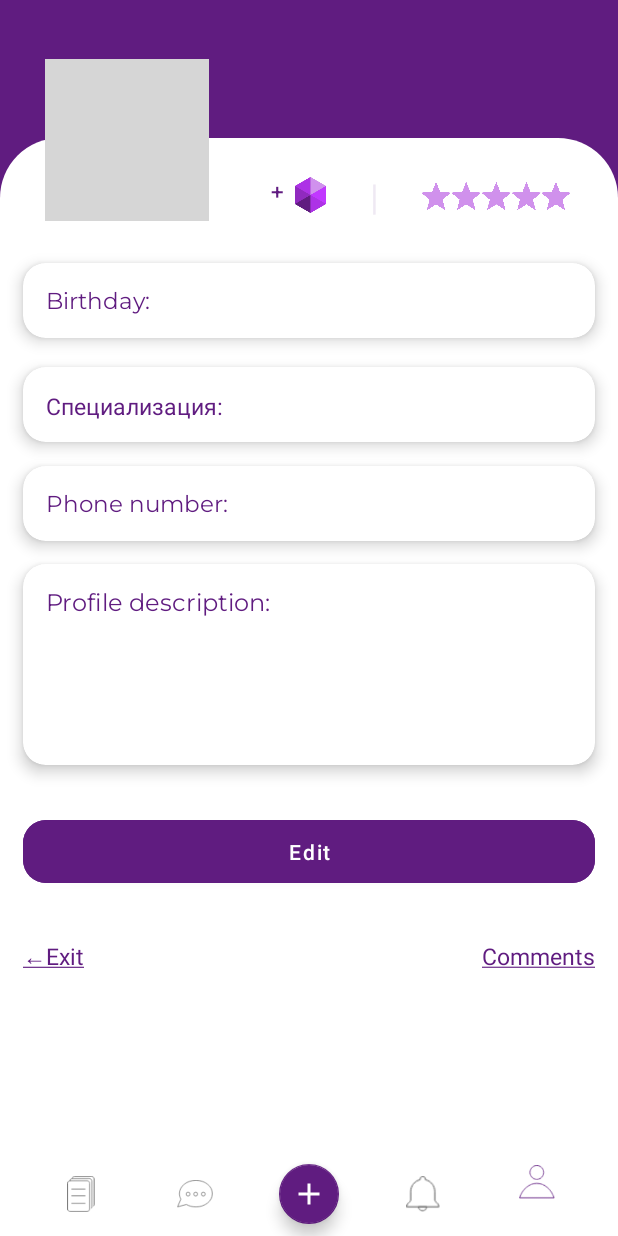
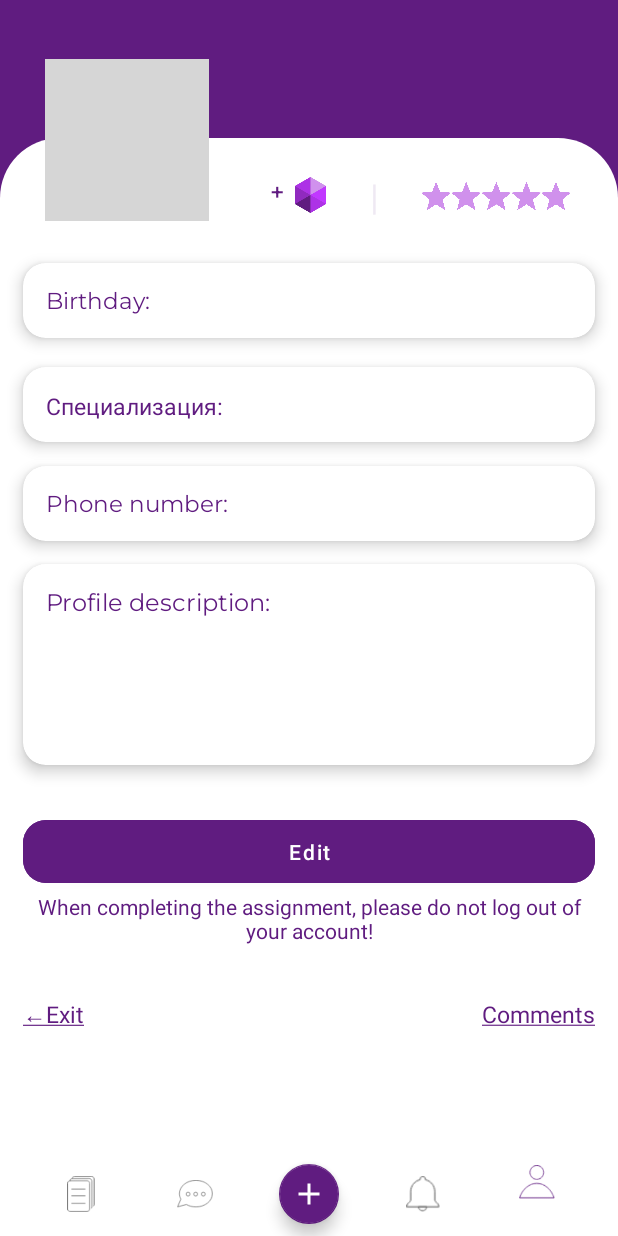
Before and after one commit to frishart500/StudyTogetherProject, an Android app: the screen it shows after launch once a user with an empty profile is signed in (MainActivity), item 5 of the bottom bar chosen, on a phone screen of 412 x 824 dp. Run offline under Robolectric (Android 15) with nearby library versions, the phone set to English and light mode, and no system bars; our stand-ins replace AdMob, CircleImageView, Firebase (no records; nobody signed in at launch, a user with empty details on screens opened directly), navigation-ui; pictures from the network do not load; 4 statements that could not run were skipped; grey boxes are pictures that could not be loaded.

Commit message:
last before alpha

```diff
--- a/app/src/main/java/com/example/studytogetherproject/MainClasses/LoginFragment.java
+++ b/app/src/main/java/com/example/studytogetherproject/MainClasses/LoginFragment.java
@@ -126,7 +126,7 @@ public class LoginFragment extends Fragment {
             @Override
             public void onClick(View v) {
                 //вход по нажатию
-                Snackbar snackbar = Snackbar.make(v, "Вход...", Snackbar.LENGTH_LONG);
+                Snackbar snackbar = Snackbar.make(v, getResources().getString(R.string.loading), Snackbar.LENGTH_LONG);
                 snackbar.setBackgroundTint(0XFFffffff);
                 snackbar.setTextColor(0XFF601C80);
                 snackbar.show();
--- a/app/src/main/java/com/example/studytogetherproject/MainClasses/RegisterFragment.java
+++ b/app/src/main/java/com/example/studytogetherproject/MainClasses/RegisterFragment.java
@@ -154,7 +154,7 @@ public class RegisterFragment extends Fragment {
         reg1.setOnClickListener(new View.OnClickListener() {
             @Override
             public void onClick(View v) {
-                Snackbar snackbar = Snackbar.make(v, "Регистрация...", Snackbar.LENGTH_LONG);
+                Snackbar snackbar = Snackbar.make(v, getResources().getString(R.string.registration_load), Snackbar.LENGTH_LONG);
                 snackbar.setBackgroundTint(0XFFffffff);
                 snackbar.setTextColor(0XFF601C80);
                 snackbar.show();
@@ -197,14 +197,14 @@ public class RegisterFragment extends Fragment {
     }
 
     private void registration(String emailS, String passwordS, View v) {
-        if (!emailS.isEmpty() && !data.getText().toString().isEmpty() && !passwordS.isEmpty() && passwordS.length() >= 6 && !name.getText().toString().isEmpty() && !describtion.getText().toString().isEmpty() && !subject.getText().toString().equals("Твоя специализация") && !phone.getText().toString().isEmpty()) {
+        if (!emailS.isEmpty() && !data.getText().toString().isEmpty() && !passwordS.isEmpty() && passwordS.length() >= 6 && !name.getText().toString().isEmpty() && !describtion.getText().toString().isEmpty() && !subject.getText().toString().equals(getResources().getString(R.string.subject)) && !phone.getText().toString().isEmpty()) {
             Intent intent = new Intent(getContext(), ChooseGenderActivity.class);
             intent.putExtra("email", email.getText().toString());
             intent.putExtra("password", passwordS);
             putIntent(intent);
             startActivity(intent);
         }else {
-            Snackbar snackbar = Snackbar.make(v, "Регистрация провалена! Вы долны ввести всю информацию.", Snackbar.LENGTH_LONG);
+            Snackbar snackbar = Snackbar.make(v, getResources().getString(R.string.registr_not), Snackbar.LENGTH_LONG);
             snackbar.setBackgroundTint(0XFF601C80);
             snackbar.setTextColor(0XFFffffff);
             snackbar.show();
--- a/app/src/main/java/com/example/studytogetherproject/ui/dashboard/Adapter.java
+++ b/app/src/main/java/com/example/studytogetherproject/ui/dashboard/Adapter.java
@@ -224,7 +224,7 @@ public class Adapter extends RecyclerView.Adapter<Adapter.ViewHolder> {
                 public void onClick(View v) {
                     apiService = Client.getClient("https://fcm.googleapis.com/").create(APIService.class);
                     goToChat();
-                    Snackbar snackbar = Snackbar.make(v, "Ваша заявка была отправлена!", Snackbar.LENGTH_SHORT);
+                    Snackbar snackbar = Snackbar.make(v, ((Activity) context).getResources().getString(R.string.task_sent), Snackbar.LENGTH_SHORT);
                     snackbar.setBackgroundTint(0XFFffffff);
                     snackbar.setTextColor(0XFF601C80);
                     snackbar.show();
@@ -243,7 +243,7 @@ public class Adapter extends RecyclerView.Adapter<Adapter.ViewHolder> {
                 public void onResponse(Call<MyResponse> call, Response<MyResponse> response) {
                     if (response.code() == 200) {
                         if (response.body().success != 1) {
-                            Toast.makeText(context, "NOOOOOOOOOOOOOO", Toast.LENGTH_SHORT).show();
+                           // Toast.makeText(context, "NOOOOOOOOOOOOOO", Toast.LENGTH_SHORT).show();
                         }
                     }
                 }
--- a/app/src/main/java/com/example/studytogetherproject/ui/dashboard/AdapterForMyTasks.java
+++ b/app/src/main/java/com/example/studytogetherproject/ui/dashboard/AdapterForMyTasks.java
@@ -1,5 +1,6 @@
 package com.example.studytogetherproject.ui.dashboard;
 
+import android.app.Activity;
 import android.content.Context;
 import android.content.Intent;
 import android.os.Build;
@@ -197,7 +198,7 @@ public class AdapterForMyTasks extends RecyclerView.Adapter<AdapterForMyTasks.Vi
                     notifyItemRemoved(getAdapterPosition());
                     notifyItemRangeChanged(getAdapterPosition(), arrayList.size());
 
-                    Snackbar snackbar = Snackbar.make(v, "Вы удалили задание! Баллы, которые вы заплатили за задание были вам возвращены.", Snackbar.LENGTH_SHORT);
+                    Snackbar snackbar = Snackbar.make(v, ((Activity)context).getResources().getString(R.string.delete_task), Snackbar.LENGTH_SHORT);
                     snackbar.setBackgroundTint(0XFFffffff);
                     snackbar.setTextColor(0XFF601C80);
                     snackbar.show();
--- a/app/src/main/java/com/example/studytogetherproject/ui/home/ChangesActivity.java
+++ b/app/src/main/java/com/example/studytogetherproject/ui/home/ChangesActivity.java
@@ -98,7 +98,7 @@ public class ChangesActivity extends AppCompatActivity {
         change.setOnClickListener(new View.OnClickListener() {
             @Override
             public void onClick(View v) {
-                Snackbar snackbar = Snackbar.make(v, "Профиль корректно изменен!", Snackbar.LENGTH_LONG);
+                Snackbar snackbar = Snackbar.make(v, getResources().getString(R.string.saving), Snackbar.LENGTH_LONG);
                 snackbar.setBackgroundTint(0XFFffffff);
                 snackbar.setTextColor(0XFF601C80);
                 snackbar.show();
--- a/app/src/main/res/layout-large/activity_chat.xml
+++ b/app/src/main/res/layout-large/activity_chat.xml
@@ -54,7 +54,7 @@
                 android:maxLines="1"
                 android:scrollHorizontally="true"
                 android:singleLine="true"
-                android:text="Nameasdfasdfasdf, "
+                android:text="Task, "
                 android:textColor="@color/main"
                 android:textSize="20sp"
                 android:textStyle="bold"
--- a/app/src/main/res/layout-large/fragment_home.xml
+++ b/app/src/main/res/layout-large/fragment_home.xml
@@ -359,6 +359,23 @@
             app:layout_constraintVertical_bias="0.113" />
 
         <TextView
+            android:id="@+id/textView13"
+            android:layout_width="match_parent"
+            android:layout_height="wrap_content"
+            android:gravity="center"
+            android:text="@string/profile_promise"
+            android:textColor="#601C80"
+            android:textSize="16sp"
+            android:layout_marginRight="15dp"
+            android:layout_marginLeft="15dp"
+            app:layout_constraintBottom_toBottomOf="parent"
+            app:layout_constraintEnd_toEndOf="@+id/changeBtn"
+            app:layout_constraintHorizontal_bias="0.477"
+            app:layout_constraintStart_toStartOf="@+id/changeBtn"
+            app:layout_constraintTop_toBottomOf="@+id/changeBtn"
+            app:layout_constraintVertical_bias="0.0" />
+
+        <TextView
             android:id="@+id/exit"
             android:layout_width="wrap_content"
             android:layout_height="wrap_content"
@@ -369,7 +386,7 @@
             app:layout_constraintEnd_toEndOf="parent"
             app:layout_constraintHorizontal_bias="0.0"
             app:layout_constraintStart_toStartOf="@+id/changeBtn"
-            app:layout_constraintTop_toBottomOf="@+id/changeBtn"
+            app:layout_constraintTop_toBottomOf="@+id/textView13"
             app:layout_constraintVertical_bias="0.121" />
 
         <TextView
--- a/app/src/main/res/layout-normal/activity_chat.xml
+++ b/app/src/main/res/layout-normal/activity_chat.xml
@@ -56,7 +56,7 @@
                 app:layout_constrainedWidth="true"
                 android:layout_marginLeft="10dp"
                 android:layout_marginRight="10dp"
-                android:text="Namedfgdfgdf, "
+                android:text="Task, "
                 android:textColor="@color/main"
                 android:textSize="18sp"
                 android:textStyle="bold"
--- a/app/src/main/res/layout-normal/activity_create_task.xml
+++ b/app/src/main/res/layout-normal/activity_create_task.xml
@@ -240,7 +240,7 @@
                     android:layout_width="match_parent"
                     android:layout_height="match_parent"
                     android:background="@android:color/transparent"
-                    android:hint="Срок"
+                    android:hint="@string/date_creator"
                     android:inputType="date"
                     android:padding="10dp"
                     android:textColor="@color/main"
--- a/app/src/main/res/layout-normal/fragment_home.xml
+++ b/app/src/main/res/layout-normal/fragment_home.xml
@@ -355,6 +355,23 @@
             app:layout_constraintVertical_bias="0.15" />
 
         <TextView
+            android:id="@+id/textView13"
+            android:layout_width="match_parent"
+            android:layout_height="wrap_content"
+            android:gravity="center"
+            android:text="@string/profile_promise"
+            android:textColor="#601C80"
+            android:textSize="14sp"
+            android:layout_marginLeft="15dp"
+            android:layout_marginRight="15dp"
+            app:layout_constraintBottom_toBottomOf="parent"
+            app:layout_constraintEnd_toEndOf="@+id/changeBtn"
+            app:layout_constraintHorizontal_bias="0.477"
+            app:layout_constraintStart_toStartOf="@+id/changeBtn"
+            app:layout_constraintTop_toBottomOf="@+id/changeBtn"
+            app:layout_constraintVertical_bias="0.0" />
+
+        <TextView
             android:id="@+id/exit"
             android:layout_width="wrap_content"
             android:layout_height="wrap_content"
@@ -365,8 +382,8 @@
             app:layout_constraintEnd_toEndOf="parent"
             app:layout_constraintHorizontal_bias="0.0"
             app:layout_constraintStart_toStartOf="@+id/changeBtn"
-            app:layout_constraintTop_toBottomOf="@+id/changeBtn"
-            app:layout_constraintVertical_bias="0.212" />
+            app:layout_constraintTop_toBottomOf="@+id/textView13"
+            app:layout_constraintVertical_bias="0.304" />
 
         <TextView
             android:id="@+id/goToComments"
--- a/app/src/main/res/layout-xlarge/activity_chat.xml
+++ b/app/src/main/res/layout-xlarge/activity_chat.xml
@@ -48,7 +48,7 @@
                 android:layout_width="wrap_content"
                 android:layout_height="wrap_content"
                 android:fontFamily="@font/montserrat"
-                android:text="Name, "
+                android:text="Task, "
                 android:textColor="@color/main"
                 android:textSize="22sp"
                 android:textStyle="bold"
--- a/app/src/main/res/layout-xlarge/fragment_home.xml
+++ b/app/src/main/res/layout-xlarge/fragment_home.xml
@@ -360,6 +360,23 @@
             app:layout_constraintVertical_bias="0.108" />
 
         <TextView
+            android:id="@+id/textView13"
+            android:layout_width="match_parent"
+            android:layout_height="wrap_content"
+            android:gravity="center"
+            android:layout_marginRight="15dp"
+            android:layout_marginLeft="15dp"
+            android:text="@string/profile_promise"
+            android:textColor="#601C80"
+            android:textSize="20sp"
+            app:layout_constraintBottom_toBottomOf="parent"
+            app:layout_constraintEnd_toEndOf="parent"
+            app:layout_constraintHorizontal_bias="0.477"
+            app:layout_constraintStart_toStartOf="@+id/changeBtn"
+            app:layout_constraintTop_toBottomOf="@+id/changeBtn"
+            app:layout_constraintVertical_bias="0.0" />
+
+        <TextView
             android:id="@+id/exit"
             android:layout_width="wrap_content"
             android:layout_height="wrap_content"
@@ -370,7 +387,7 @@
             app:layout_constraintEnd_toEndOf="parent"
             app:layout_constraintHorizontal_bias="0.0"
             app:layout_constraintStart_toStartOf="@+id/changeBtn"
-            app:layout_constraintTop_toBottomOf="@+id/changeBtn"
+            app:layout_constraintTop_toBottomOf="@+id/textView13"
             app:layout_constraintVertical_bias="0.213" />
 
         <TextView
```
Also changed, not shown: app/src/main/java/com/example/studytogetherproject/MainClasses/ForgetPasswordActivity.java (+6 -2 lines), app/src/main/java/com/example/studytogetherproject/ui/Notifications/AdapterNotification.java (+2 -11 lines), app/src/main/java/com/example/studytogetherproject/ui/create_task/CreateTaskActivity.java (+6 -6 lines), app/src/main/java/com/example/studytogetherproject/ui/friendsInChats/AdapterChats.java (+7 -8 lines), app/src/main/res/values/strings.xml (+17 -3 lines), 1 other file.
